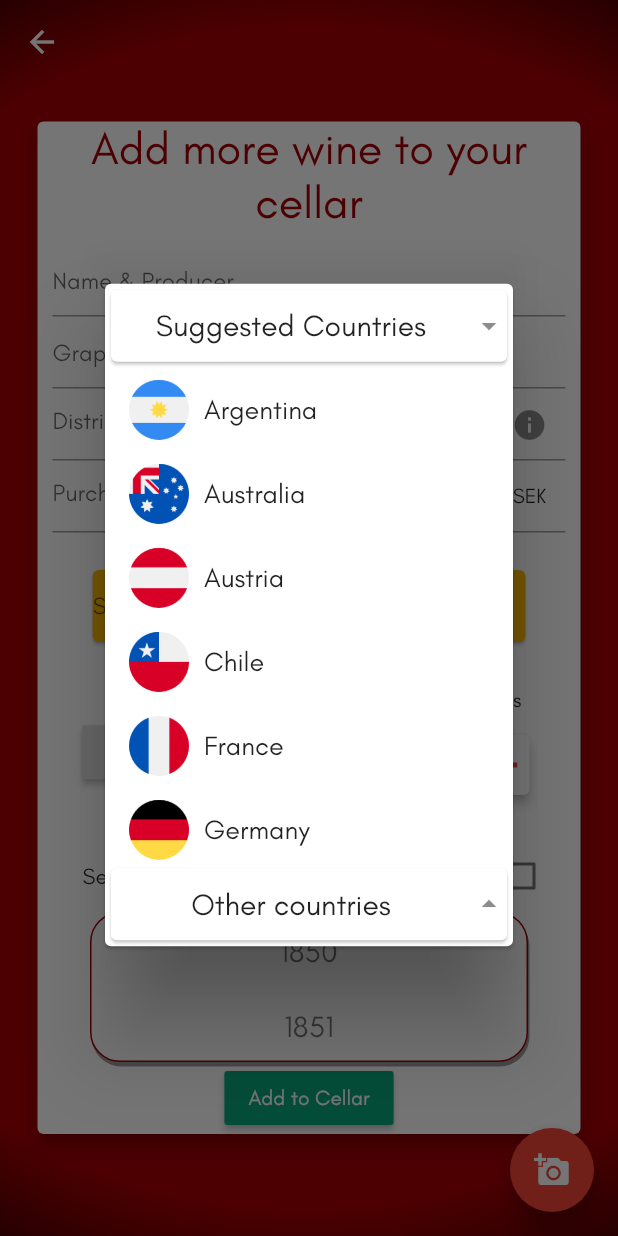
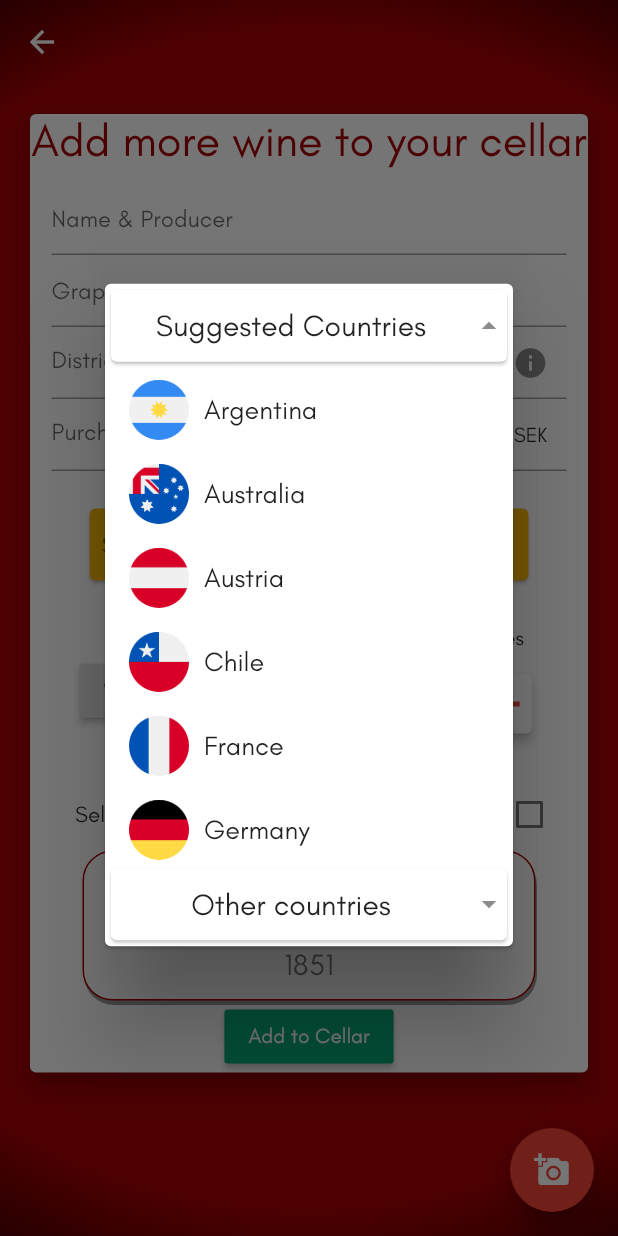
Before and after one commit to redsuperbat/the_winery, a Flutter app: the Add screen opened by its route, after a tap on "Wine origin country", on a phone screen of 412 x 824 dp. Run offline on Flutter 3.47's test engine with Material 2 defaults, Android fonts, the phone set to English and light mode, and no system bars; our stand-ins replace flutter_rating_bar, flutter_slidable, image_picker, nested, pie_chart, shared_preferences; accounts and stored records are empty.

Commit message:
fixed a bunch of stuff

```diff
--- a/assets/text/country_data.json
+++ b/assets/text/country_data.json
@@ -207,8 +207,8 @@
     "flag": "assets/countries/republic-of-the-congo.png"
   },
   {
-    "name": "Uzbekist\u00c3\u00a1n",
-    "flag": "assets/countries/uzbekist\u00c3\u00a1n.png"
+    "name": "Uzbekistán",
+    "flag": "assets/countries/uzbekistan.png"
   },
   { "name": "Puerto rico", "flag": "assets/countries/puerto-rico.png" },
   { "name": "Fiji", "flag": "assets/countries/fiji.png" },
--- a/lib/main.dart
+++ b/lib/main.dart
@@ -19,9 +19,12 @@ class MyApp extends StatelessWidget {
       child: MaterialApp(
         title: 'Flutter Demo',
         theme: ThemeData(
+          accentColor: accentColor,
           scaffoldBackgroundColor: Colors.white,
           fontFamily: 'GlacialIndifference',
-          iconTheme: IconThemeData(color: Colors.red),
+          iconTheme: IconThemeData(
+            color: Colors.red,
+          ),
           appBarTheme: AppBarTheme(
               textTheme: TextTheme(
                   title: TextStyle(color: Colors.black87, fontSize: 24)),
--- a/lib/ui/views/add_view.dart
+++ b/lib/ui/views/add_view.dart
@@ -1,6 +1,9 @@
+import 'dart:async';
+
 import 'package:flutter/material.dart';
 import 'package:provider/provider.dart';
 import 'package:the_winery/core/viewmodels/views/add_model.dart';
+import 'package:the_winery/ui/views/widgets/loading_dialog.dart';
 import '../constants.dart';
 
 import 'base_widget.dart';
@@ -38,16 +41,31 @@ class Add extends StatelessWidget {
           ),
           floatingActionButton: FloatingActionButton(
             backgroundColor: Colors.red,
-            child: Icon(
-              Icons.add_a_photo,
-              color: Colors.white,
-            ),
+            child: model.busy
+                ? CircularProgressIndicator(
+                    valueColor: AlwaysStoppedAnimation<Color>(accentColor),
+                  )
+                : model.image == null
+                    ? Icon(
+                        Icons.add_a_photo,
+                        color: Colors.white,
+                      )
+                    : Container(
+                        height: 100,
+                        decoration: BoxDecoration(
+                          borderRadius: BorderRadius.circular(50),
+                          image: DecorationImage(
+                            fit: BoxFit.cover,
+                            image: FileImage(model.image),
+                          ),
+                        ),
+                      ),
             onPressed: () async => await model.getImage(),
           ),
           body: SingleChildScrollView(
             child: Card(
               elevation: 5,
-              margin: EdgeInsets.all(25),
+              margin: EdgeInsets.all(20),
               child: Column(
                 mainAxisSize: MainAxisSize.min,
                 children: <Widget>[
@@ -56,13 +74,6 @@ class Add extends StatelessWidget {
                     style: TextStyle(fontSize: 30, color: mainColor),
                     textAlign: TextAlign.center,
                   ),
-                  model.image == null
-                      ? Container()
-                      : Image.file(
-                          model.image,
-                          fit: BoxFit.contain,
-                          height: 100,
-                        ),
                   Padding(
                     padding: EdgeInsets.all(10),
                     child: AddWineForm(),
@@ -96,7 +107,13 @@ class Add extends StatelessWidget {
                   RaisedButton(
                     color: confirmColor,
                     onPressed: () async {
+                      showDialog(
+                        context: context,
+                        barrierDismissible: false,
+                        builder: (_) => LoadingDialog(),
+                      );
                       await model.addWine();
+                      Navigator.pop(context);
                       Navigator.pop(context);
                     },
                     child: Text(
--- a/lib/ui/views/home_view.dart
+++ b/lib/ui/views/home_view.dart
@@ -71,7 +71,10 @@ class HomeView extends StatelessWidget {
         floatingActionButton: FloatingActionButton(
           backgroundColor: Colors.red,
           onPressed: () => Navigator.pushNamed(context, 'add'),
-          child: Icon(Icons.add),
+          child: Icon(
+            Icons.add,
+            color: Colors.white,
+          ),
         ),
         body: Container(
           margin: EdgeInsets.symmetric(horizontal: 5),
--- a/lib/ui/views/widgets/add_view/country_dialog.dart
+++ b/lib/ui/views/widgets/add_view/country_dialog.dart
@@ -26,21 +26,26 @@ class CountryDialog extends StatelessWidget {
                     StreamBuilder<bool>(
                         initialData: true,
                         stream: model.suggestionStream,
-                        builder: (context, snapshot) => snapshot.data
-                            ? Container(
-                                height:
-                                    MediaQuery.of(context).size.height * 0.4,
-                                child: ListView.builder(
+                        builder: (context, snapshot) => AnimatedContainer(
+                              duration: Duration(milliseconds: 300),
+                              height: snapshot.data
+                                  ? MediaQuery.of(context).size.height * 0.4
+                                  : 0,
+                              child: snapshot.data
+                                  ? ListView.builder(
                                       physics: ScrollPhysics(),
-                                  itemCount: model.suggestedCountries.length,
-                                  itemBuilder: (context, index) => CountryTile(
-                                    country: model.suggestedCountries[index],
+                                      itemCount:
+                                          model.suggestedCountries.length,
+                                      itemBuilder: (context, index) =>
+                                          CountryTile(
+                                        country:
+                                            model.suggestedCountries[index],
                                         onTap: (country) =>
                                             model.setCountry(country),
                                       ),
-                                ),
                                     )
-                            : Container()),
+                                  : Container(),
+                            )),
                     CountryTitle(
                       initialData: false,
                       title: "Other countries",
@@ -50,21 +55,24 @@ class CountryDialog extends StatelessWidget {
                     StreamBuilder<bool>(
                         initialData: false,
                         stream: model.otherStream,
-                        builder: (context, snapshot) => snapshot.data
-                            ? Container(
-                                height:
-                                    MediaQuery.of(context).size.height * 0.4,
-                                child: ListView.builder(
+                        builder: (context, snapshot) => AnimatedContainer(
+                              duration: Duration(milliseconds: 300),
+                              height: snapshot.data
+                                  ? MediaQuery.of(context).size.height * 0.4
+                                  : 0,
+                              child: snapshot.data
+                                  ? ListView.builder(
                                       physics: ScrollPhysics(),
                                       itemCount: model.countries.length,
-                                  itemBuilder: (context, index) => CountryTile(
+                                      itemBuilder: (context, index) =>
+                                          CountryTile(
                                         country: model.countries[index],
                                         onTap: (country) =>
                                             model.setCountry(country),
                                       ),
-                                ),
                                     )
-                            : Container()),
+                                  : Container(),
+                            )),
                   ],
                 ),
               ),
@@ -102,7 +110,7 @@ class CountryTitle extends StatelessWidget {
                 style: TextStyle(fontSize: 20),
               ),
               Spacer(),
-              Icon(snapshot.data ? Icons.arrow_drop_down : Icons.arrow_drop_up)
+              Icon(snapshot.data ? Icons.arrow_drop_up : Icons.arrow_drop_down)
             ],
           ),
         ),
--- a/lib/ui/views/widgets/add_view/picker.dart
+++ b/lib/ui/views/widgets/add_view/picker.dart
@@ -17,9 +17,14 @@ class Picker extends StatelessWidget {
             Card(
               color: model.wine.size == null ? accentColor : confirmColor,
               margin: EdgeInsets.symmetric(horizontal: 10),
+              child: Padding(
+                padding: const EdgeInsets.only(left: 8),
                 child: DropdownButton<String>(
                   value: model.wine.size,
-                hint: Text("Size of bottle(s)"),
+                  hint: Text(
+                    "Size of bottle(s)",
+                    textAlign: TextAlign.center,
+                  ),
                   onChanged: (newValue) => model.setSize(newValue),
                   items: wineSizes
                       .map((value) => DropdownMenuItem<String>(
@@ -33,11 +38,12 @@ class Picker extends StatelessWidget {
                       .toList(),
                 ),
               ),
+            ),
             Card(
               color: model.wine.type == null ? accentColor : confirmColor,
               margin: EdgeInsets.symmetric(horizontal: 10),
               child: Container(
-                margin: EdgeInsets.symmetric(horizontal: 10),
+                margin: EdgeInsets.symmetric(horizontal: 8),
                 child: DropdownButton<String>(
                   value: model.wine.type,
                   hint: Text("Type of wine"),
--- a/pubspec.yaml
+++ b/pubspec.yaml
@@ -58,6 +58,7 @@ flutter:
     - assets/countries/
     - assets/text/
     - assets/wines/
+    - assets/loading.gif
 
   # An image asset can refer to one or more resolution-specific "variants", see
   # https://flutter.dev/assets-and-images/#resolution-aware.
```
Also changed, not shown: lib/core/viewmodels/views/add_model.dart (+16 -3 lines), lib/core/viewmodels/views/home_model.dart (+0 -17 lines), lib/ui/views/widgets/loading_dialog.dart (added, +30 -0 lines), lib/ui/views/widgets/wine_view/wine_image.dart (+15 -8 lines), assets/countries/uzbekistan.png (renamed from assets/countries/uzbekistán.png), assets/loading.gif (added). Lines whose indentation alone changed are shown as unchanged.
